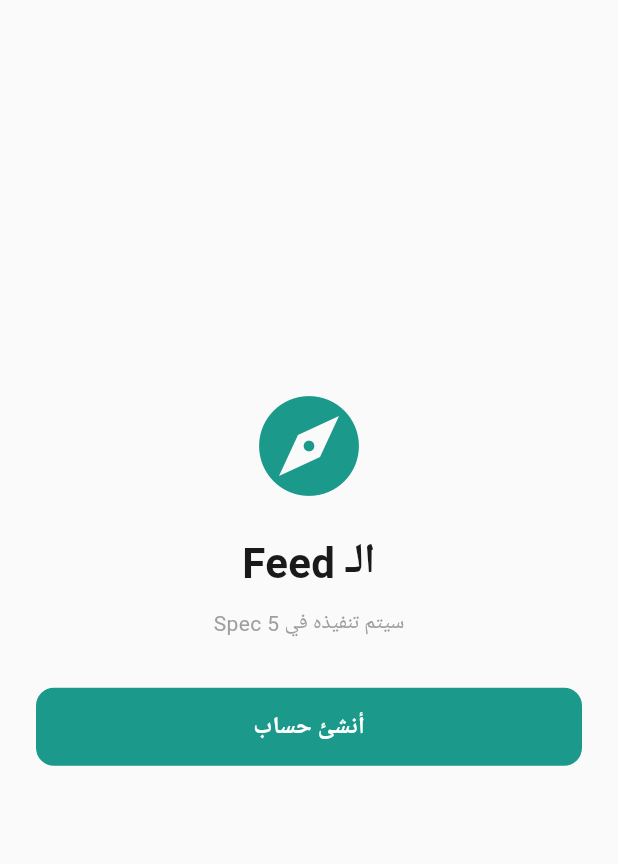
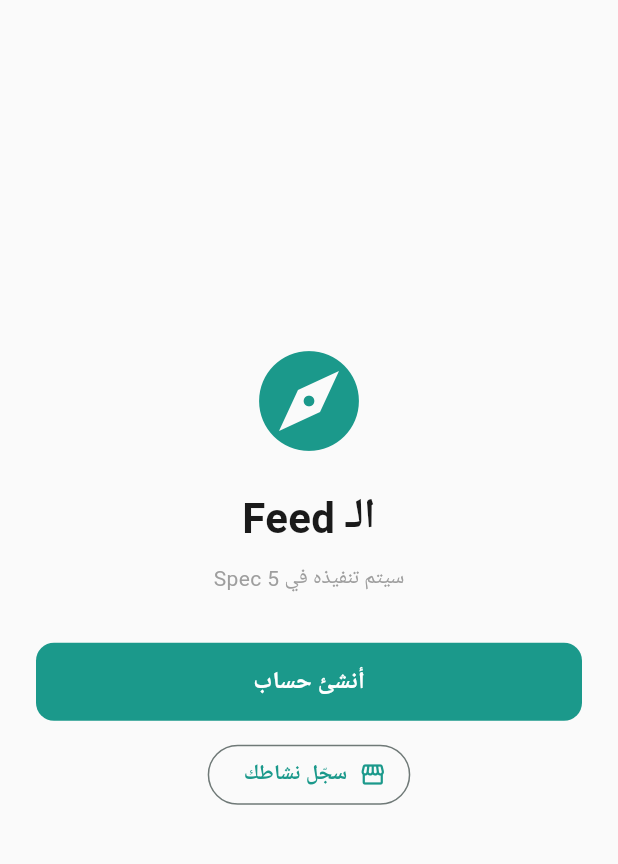
Before and after one commit to Youssef-Eltohamy/WASALNI, a Flutter app: the screen it shows after launch, on a phone screen of 412 x 824 dp, the part 84-948 px from its top. Run offline on Flutter 3.47's test engine with Material 3 defaults, Android fonts, the phone set to English and light mode, and no system bars; our stand-ins replace app_links, bloc, equatable, flutter_bloc, flutter_dotenv, flutter_secure_storage and 5 more; accounts and stored records are empty; Roboto replaces fonts that are missing (Cairo).

Commit message:
feat(spec-001): Phase 5 (US1 Guest browsing) — MVP P1 MILESTONE
T060-T062: Already done as side-effects of Phase 3/4 routing work
  (Splash → Feed without forced login, Guest can browse freely)

T063: Add AuthRequiredModal reusable bottom-sheet widget
  - Title + description + Signup button + Signin button + dismiss
  - Wired to Feed: Guest tapping "سجّل نشاطك" shows the modal
  - Authenticated user tapping "سجّل نشاطك" shows SnackBar pointer to Spec 3

🎯 MVP P1 COMPLETE: US1 (Guest) + US2 (Signup+Profile) + US3 (Signin)
all functional end-to-end on Supabase. 62 tests passing.

Co-Authored-By: Claude Opus 4.7 (1M context) <noreply@anthropic.com>

```diff
--- a/apps/mobile/lib/core/routing/app_router.dart
+++ b/apps/mobile/lib/core/routing/app_router.dart
@@ -6,6 +6,7 @@ import '../../features/auth/presentation/bloc/auth_bloc.dart';
 import '../../features/auth/presentation/pages/email_confirmation_page.dart';
 import '../../features/auth/presentation/pages/signin_page.dart';
 import '../../features/auth/presentation/pages/signup_page.dart';
+import '../../features/auth/presentation/widgets/auth_required_modal.dart';
 import '../../features/profile/presentation/pages/profile_setup_page.dart';
 import 'route_paths.dart';
 
@@ -220,12 +221,36 @@ class _FeedPlaceholder extends StatelessWidget {
               BlocBuilder<AuthBloc, AuthState>(
                 builder: (context, state) {
                   if (state.isGuest) {
-                    return ElevatedButton(
-                      onPressed: () => context.go(RoutePaths.signup),
-                      child: const Text('أنشئ حساب'),
+                    return Column(
+                      children: [
+                        ElevatedButton(
+                          onPressed: () => context.go(RoutePaths.signup),
+                          child: const Text('أنشئ حساب'),
+                        ),
+                        const SizedBox(height: 12),
+                        OutlinedButton.icon(
+                          icon: const Icon(Icons.storefront),
+                          label: const Text('سجّل نشاطك'),
+                          onPressed: () => AuthRequiredModal.show(
+                            context,
+                            message: 'سجل دخولك عشان تقدر تسجل نشاطك',
+                            icon: Icons.storefront,
+                          ),
+                        ),
+                      ],
                     );
                   }
-                  return const SizedBox.shrink();
+                  return ElevatedButton.icon(
+                    icon: const Icon(Icons.storefront),
+                    label: const Text('سجّل نشاطك'),
+                    onPressed: () {
+                      ScaffoldMessenger.of(context).showSnackBar(
+                        const SnackBar(
+                          content: Text('تسجيل النشاط سيتم تنفيذه في Spec 3'),
+                        ),
+                      );
+                    },
+                  );
                 },
               ),
             ],
```
Also changed, not shown: apps/mobile/lib/features/auth/presentation/widgets/auth_required_modal.dart (added, +127 -0 lines).
